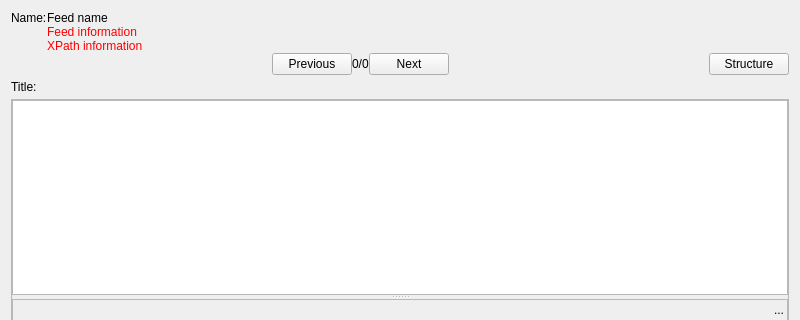
Qt form plugins/FeedReader/gui/PreviewFeedDialog.ui (RetroShare/RetroShare) before a commit; both pictures show x 0 to 800 and y 0 to 320 of the 800 by 783 pixel window.
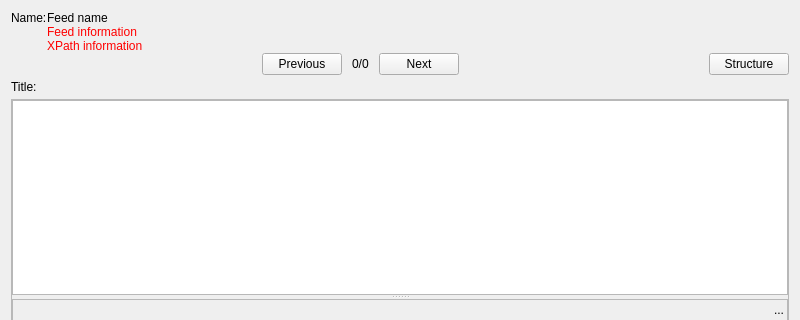
The same form after that commit. Icons and pictures are not drawn.

Commit message: FeedReeder: - Fixed memory leak in xpath processing - Stop long loops when closing the preview dialog or shutdown - Added drag and drop to xpath lists in preview dialog - Fixed save of xpaths lists

Patch:
```diff
--- a/plugins/FeedReader/gui/PreviewFeedDialog.ui
+++ b/plugins/FeedReader/gui/PreviewFeedDialog.ui
@@ -166,6 +166,22 @@
        </property>
       </widget>
      </item>
+     <item>
+      <spacer name="horizontalSpacer">
+       <property name="orientation">
+        <enum>Qt::Horizontal</enum>
+       </property>
+       <property name="sizeType">
+        <enum>QSizePolicy::Fixed</enum>
+       </property>
+       <property name="sizeHint" stdset="0">
+        <size>
+         <width>10</width>
+         <height>20</height>
+        </size>
+       </property>
+      </spacer>
+     </item>
      <item>
       <widget class="QLabel" name="messageCountLabel">
        <property name="sizePolicy">
@@ -179,6 +195,22 @@
        </property>
       </widget>
      </item>
+     <item>
+      <spacer name="horizontalSpacer_2">
+       <property name="orientation">
+        <enum>Qt::Horizontal</enum>
+       </property>
+       <property name="sizeType">
+        <enum>QSizePolicy::Fixed</enum>
+       </property>
+       <property name="sizeHint" stdset="0">
+        <size>
+         <width>10</width>
+         <height>20</height>
+        </size>
+       </property>
+      </spacer>
+     </item>
      <item>
       <widget class="QPushButton" name="nextPushButton">
        <property name="sizePolicy">
```
Left out of the diff: 39 changed lines with no effect on the pictures. The commit also changes 4 other files.
